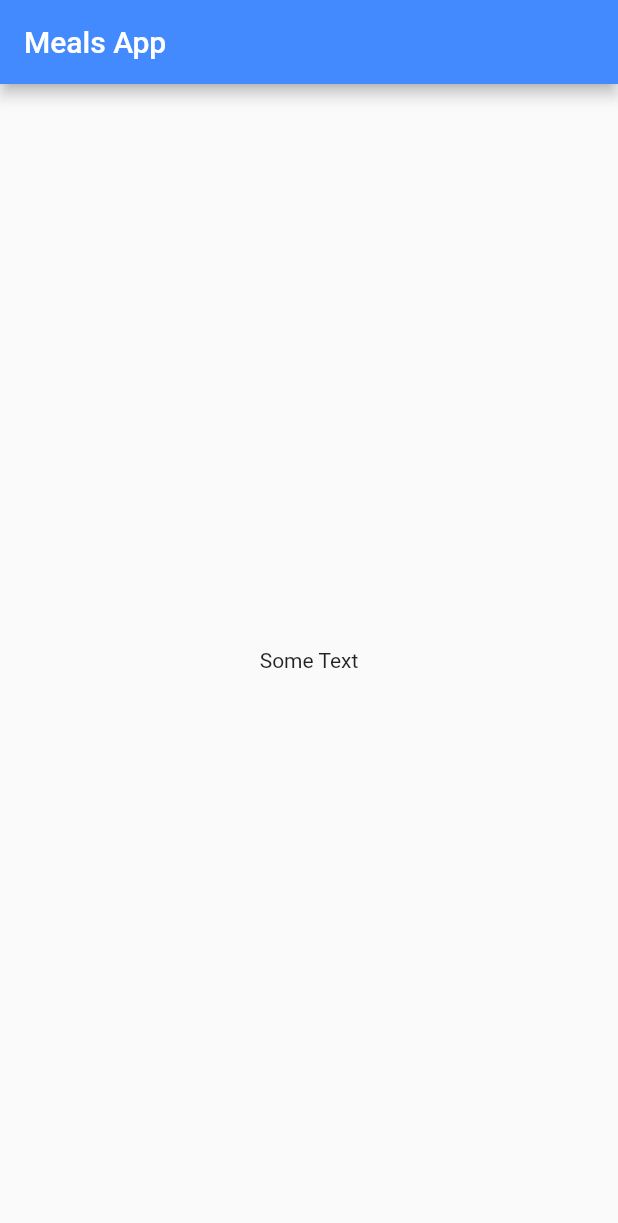
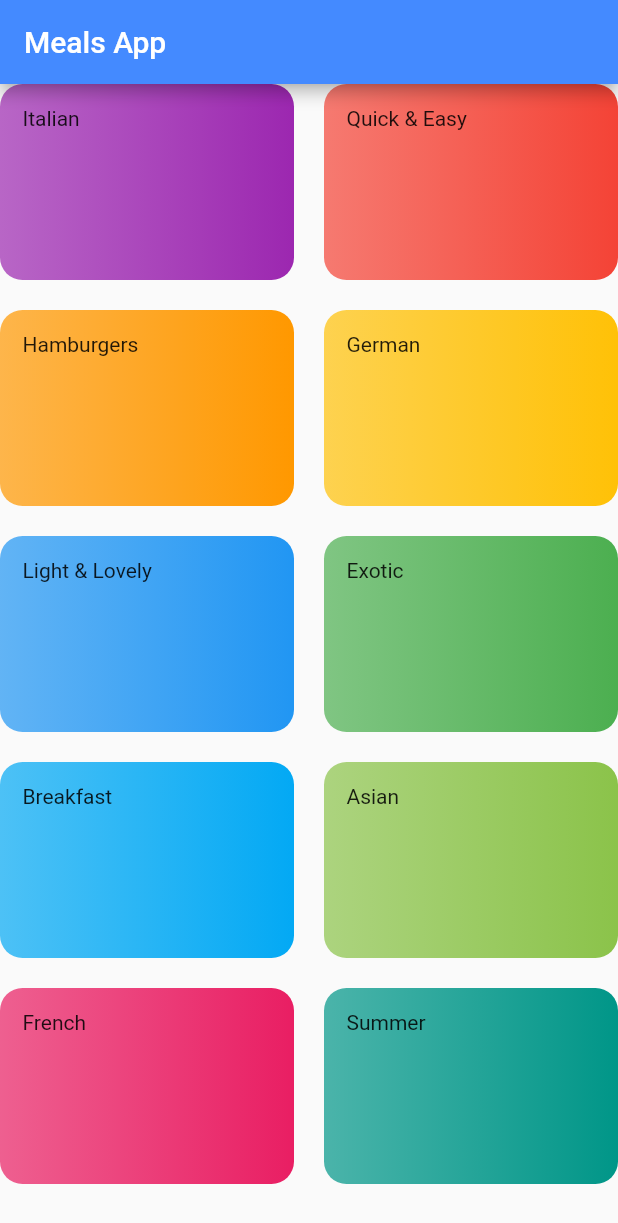
Before and after one commit to back-tosquare/Flutter-MealsApp, a Flutter app: the screen it shows after launch, on a phone screen of 412 x 824 dp. Shown: the top 1223 px of the screen. Run offline on Flutter 3.47's test engine with Material 2 defaults, Android fonts, the phone set to English and light mode, and no system bars.

Commit message:
Initial Look of Categories Screen

```diff
--- a/MealsApp/lib/HomePage.dart
+++ b/MealsApp/lib/HomePage.dart
@@ -1,4 +1,6 @@
 import 'package:flutter/material.dart';
+
+import './categories/CategoriesScreen.dart';
 
 class HomePage extends StatefulWidget {
   final String title;
@@ -14,9 +16,7 @@ class _HomePageState extends State<HomePage> {
       appBar: AppBar(
         title: Text(widget.title),
       ),
-      body: Center(
-        child: Text("Some Text"),
-      ),
+      body: CategoriesScreen(),
     );
   }
 }
--- /dev/null
+++ b/MealsApp/lib/categories/CategoriesScreen.dart
@@ -0,0 +1,22 @@
+import 'package:flutter/cupertino.dart';
+import 'package:flutter/material.dart';
+
+import './properties/MySliverGrid.dart';
+import './CategoryItem.dart';
+import './dummyData.dart';
+
+class CategoriesScreen extends StatelessWidget {
+  @override
+  Widget build(BuildContext context) {
+    return GridView(
+      children: DUMMY_CATEGORIES
+          .map((category) => CategoryItem(
+                id: category.id,
+                title: category.title,
+                color: category.color,
+              ))
+          .toList(),
+      gridDelegate: const MySliverGrid(),
+    );
+  }
+}
--- /dev/null
+++ b/MealsApp/lib/categories/CategoryItem.dart
@@ -0,0 +1,20 @@
+import 'package:flutter/material.dart';
+
+import './properties/MyDecoration.dart';
+
+class CategoryItem extends StatelessWidget {
+  final String title;
+  final Color color;
+  final String id;
+
+  CategoryItem({@required this.title, @required this.color, @required this.id});
+
+  @override
+  Widget build(BuildContext context) {
+    return Container(
+      padding: const EdgeInsets.all(15),
+      child: Text(title),
+      decoration: MyDecoration(color),
+    );
+  }
+}
--- /dev/null
+++ b/MealsApp/lib/categories/dummyData.dart
@@ -0,0 +1,56 @@
+import 'package:flutter/material.dart';
+
+import '../models/Category.dart';
+
+const DUMMY_CATEGORIES = const [
+  Category(
+    id: 'c1',
+    title: 'Italian',
+    color: Colors.purple,
+  ),
+  Category(
+    id: 'c2',
+    title: 'Quick & Easy',
+    color: Colors.red,
+  ),
+  Category(
+    id: 'c3',
+    title: 'Hamburgers',
+    color: Colors.orange,
+  ),
+  Category(
+    id: 'c4',
+    title: 'German',
+    color: Colors.amber,
+  ),
+  Category(
+    id: 'c5',
+    title: 'Light & Lovely',
+    color: Colors.blue,
+  ),
+  Category(
+    id: 'c6',
+    title: 'Exotic',
+    color: Colors.green,
+  ),
+  Category(
+    id: 'c7',
+    title: 'Breakfast',
+    color: Colors.lightBlue,
+  ),
+  Category(
+    id: 'c8',
+    title: 'Asian',
+    color: Colors.lightGreen,
+  ),
+  Category(
+    id: 'c9',
+    title: 'French',
+    color: Colors.pink,
+  ),
+  Category(
+    id: 'c10',
+    title: 'Summer',
+    color: Colors.teal,
+  ),
+];
--- /dev/null
+++ b/MealsApp/lib/categories/properties/MyDecoration.dart
@@ -0,0 +1,13 @@
+import 'package:flutter/material.dart';
+
+import './MyGradient.dart';
+
+class MyDecoration extends BoxDecoration {
+  final Color color;
+
+  MyDecoration(this.color)
+      : super(
+          gradient: MyGradient(color),
+          borderRadius: BorderRadius.circular(15),
+        );
+}
--- /dev/null
+++ b/MealsApp/lib/categories/properties/MyGradient.dart
@@ -0,0 +1,13 @@
+import 'package:flutter/material.dart';
+
+class MyGradient extends LinearGradient {
+  final Color color;
+
+  MyGradient(this.color)
+      : super(
+          colors: [
+            color.withOpacity(0.7),
+            color,
+          ],
+        );
+}
--- /dev/null
+++ b/MealsApp/lib/categories/properties/MySliverGrid.dart
@@ -0,0 +1,11 @@
+import 'package:flutter/material.dart';
+
+class MySliverGrid extends SliverGridDelegateWithMaxCrossAxisExtent {
+  const MySliverGrid()
+      : super(
+          maxCrossAxisExtent: 200,
+          childAspectRatio: 3 / 2,
+          crossAxisSpacing: 20,
+          mainAxisSpacing: 20,
+        );
+}
--- /dev/null
+++ b/MealsApp/lib/models/Category.dart
@@ -0,0 +1,10 @@
+import 'package:flutter/material.dart';
+
+class Category {
+  final String id;
+  final String title;
+  final Color color;
+
+  const Category(
+      {@required this.id, @required this.title, @required this.color});
+}
--- a/MealsApp/lib/utility/GeneralTheme.dart
+++ b/MealsApp/lib/utility/GeneralTheme.dart
@@ -10,7 +10,7 @@ class MyTheme {
         ),
       ),
       primaryColor: Colors.blueAccent,
-      primarySwatch: Colors.green,
+      primarySwatch: Colors.blue,
       secondaryHeaderColor: Colors.green,
     );
   }
```
Also changed, not shown: 1 other file.
